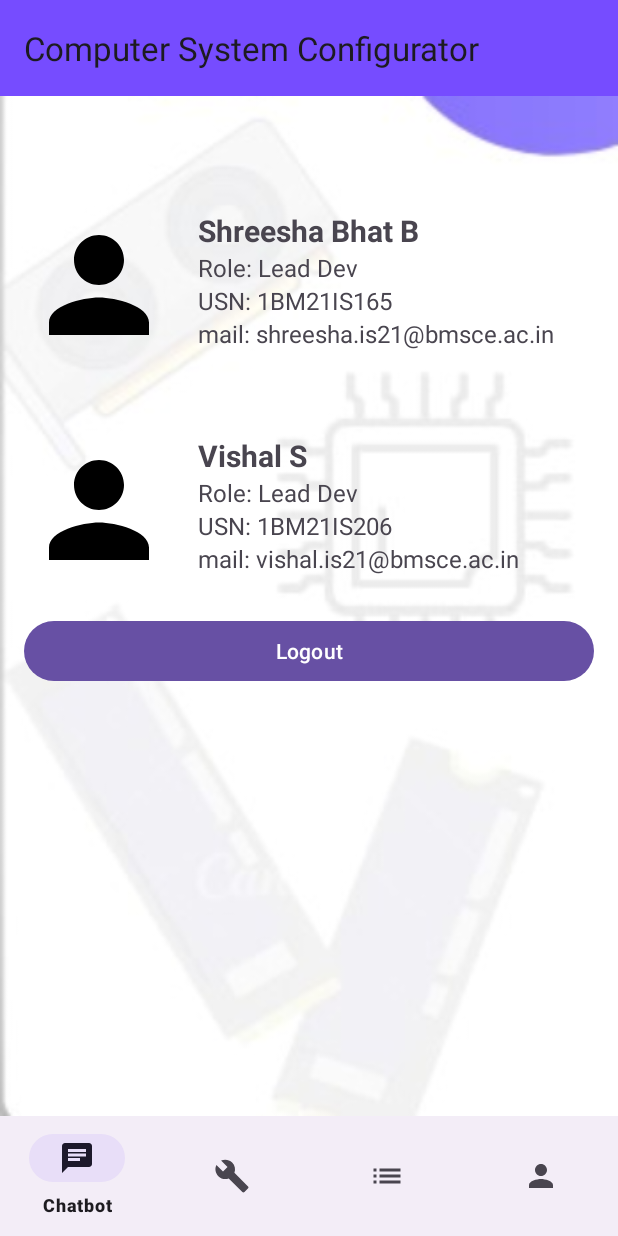
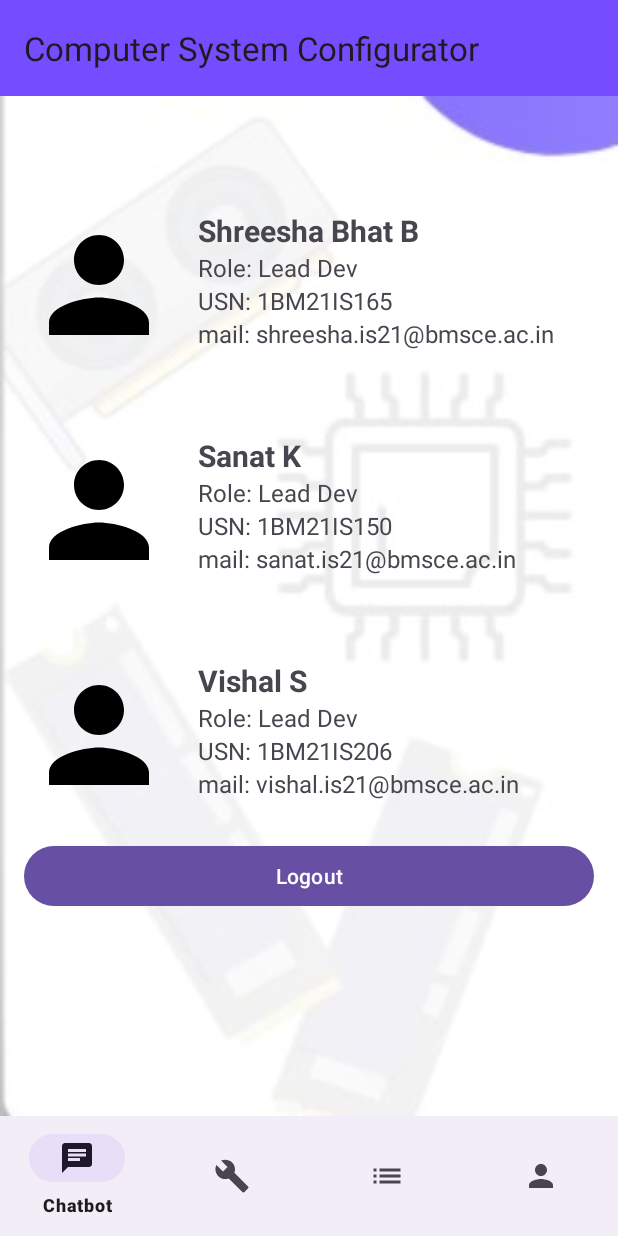
Before and after one commit to sanat-k1/Expert_System, an Android app: the fragment about placed in its activity, on a phone screen of 412 x 824 dp. Run offline under Robolectric (Android 15) with nearby library versions, the phone set to English and light mode, and no system bars.

Commit message:
Pixel 8Pro

```diff
--- a/app/src/main/res/layout/activity_login.xml
+++ b/app/src/main/res/layout/activity_login.xml
@@ -97,15 +97,15 @@
         android:layout_marginRight="35dp"/>
 
     <Button
-        android:layout_width="340dp"
-        android:layout_height="50dp"
+        android:id="@+id/login_submit"
+        android:layout_width="375dp"
+        android:layout_height="wrap_content"
+        android:layout_marginLeft="35dp"
+        android:layout_marginTop="30dp"
+        android:background="@drawable/button"
         android:text="Login"
-        android:textSize="20dp"
-        android:id="@+id/login_submit"
         android:textColor="#fff"
-        android:background="@drawable/button"
-        android:layout_marginTop="30dp"
-        android:layout_marginLeft="35dp"/>
+        android:textSize="20dp" />
 
     <TextView
         android:id="@+id/login_tv"
--- a/app/src/main/res/layout/fragment_about.xml
+++ b/app/src/main/res/layout/fragment_about.xml
@@ -51,10 +51,56 @@
                     android:text="USN: 1BM21IS165"
                     android:textSize="16sp"/>
                 <TextView
-                    android:id="@+id/emailTextView1"
                     android:layout_width="wrap_content"
                     android:layout_height="wrap_content"
                     android:text="mail: shreesha.is21@bmsce.ac.in"
+                    android:textSize="16sp"/>
+
+            </LinearLayout>
+        </LinearLayout>
+        <!--    Person 2-->
+        <LinearLayout
+            android:layout_width="match_parent"
+            android:layout_height="wrap_content"
+            android:orientation="horizontal"
+            android:layout_marginBottom="30dp"
+            android:layout_marginTop="20dp">
+
+            <ImageView
+                android:layout_width="100dp"
+                android:layout_height="100dp"
+                android:src="@drawable/baseline_person_24"
+                android:scaleType="centerCrop"
+                android:contentDescription="Person 1" />
+
+            <LinearLayout
+                android:layout_width="match_parent"
+                android:layout_height="wrap_content"
+                android:orientation="vertical"
+                android:layout_marginStart="16dp">
+
+                <TextView
+                    android:layout_width="wrap_content"
+                    android:layout_height="wrap_content"
+                    android:text="Sanat K"
+                    android:textSize="20sp"
+                    android:textStyle="bold"/>
+
+                <TextView
+                    android:layout_width="wrap_content"
+                    android:layout_height="wrap_content"
+                    android:text="Role: Lead Dev"
+                    android:textSize="16sp"/>
+
+                <TextView
+                    android:layout_width="wrap_content"
+                    android:layout_height="wrap_content"
+                    android:text="USN: 1BM21IS150"
+                    android:textSize="16sp"/>
+                <TextView
+                    android:layout_width="wrap_content"
+                    android:layout_height="wrap_content"
+                    android:text="mail: sanat.is21@bmsce.ac.in"
                     android:textSize="16sp"/>
 
             </LinearLayout>
@@ -121,4 +167,5 @@
 
         </LinearLayout>
     </LinearLayout>
+
 </FrameLayout>
```
